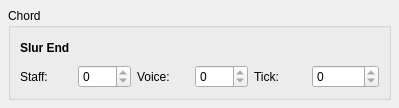
Qt form mscore/mscore/slur.ui (musescore/musescore-old) before a commit.
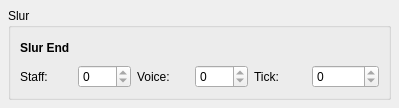
The same form after that commit.

What changed in the file:
```diff
--- a/mscore/mscore/slur.ui
+++ b/mscore/mscore/slur.ui
@@ -31,7 +31,7 @@
    <item>
     <widget class="QGroupBox" name="groupBox" >
      <property name="title" >
-      <string>Chord</string>
+      <string>Slur</string>
      </property>
      <property name="flat" >
       <bool>true</bool>
```
